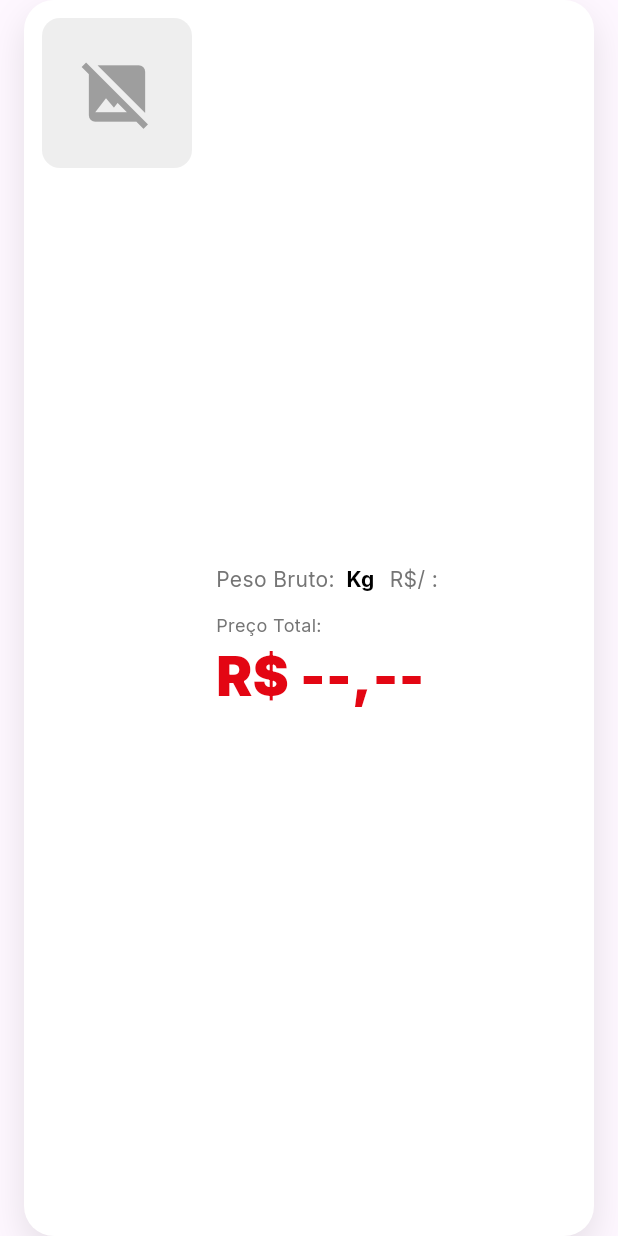
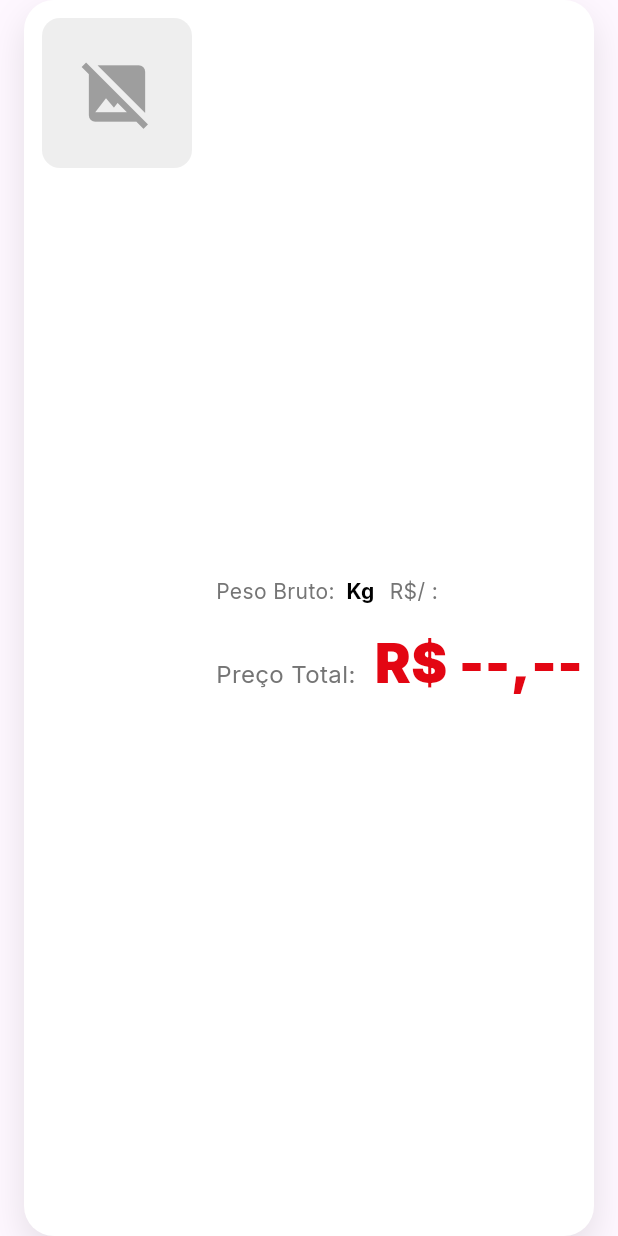
Before and after one commit to Rodrigo80221/flutter-projects, a Flutter app: the ProductCard widget shown alone on an empty page, opened directly with empty values, on a phone screen of 412 x 824 dp. Run offline on Flutter 3.47's test engine with Material 3 defaults, Android fonts, the light colour scheme and no system bars; our stand-ins replace animate_do, google_fonts, video_player; missing offline and left inert: window_manager; network calls fail.

Commit message:
adjusts in label position of the producto on promotion for take up less space

```diff
--- a/QrCodeScanTV/lib/widgets/product_card.dart
+++ b/QrCodeScanTV/lib/widgets/product_card.dart
@@ -140,23 +140,21 @@ class ProductCard extends StatelessWidget {
                 ),
                 const SizedBox(height: 12),
                 if (isPromo && fromPriceDisplay != null)
-                  Column(
-                    crossAxisAlignment: CrossAxisAlignment.start,
+                  Row(
+                    crossAxisAlignment: CrossAxisAlignment.baseline,
+                    textBaseline: TextBaseline.alphabetic,
                     children: [
-                      Row(
-                        children: [
-                          Text('De ', style: GoogleFonts.inter(fontSize: 12, color: Colors.grey[600])),
+                      Text('De ', style: GoogleFonts.inter(fontSize: 14, color: Colors.grey[600])),
                       Text(
                         fromPriceDisplay,
                         style: GoogleFonts.inter(
-                              fontSize: 12,
+                          fontSize: 14,
                           color: Colors.grey[500],
                           decoration: TextDecoration.lineThrough,
                         ),
                       ),
-                          Text(' por', style: GoogleFonts.inter(fontSize: 12, color: Colors.grey[600])),
-                        ],
-                      ),
+                      Text(' por ', style: GoogleFonts.inter(fontSize: 14, color: Colors.grey[600])),
+                      const SizedBox(width: 8),
                       Text(
                         mainPriceDisplay,
                         style: GoogleFonts.inter(
@@ -168,13 +166,15 @@ class ProductCard extends StatelessWidget {
                     ],
                   )
                 else
-                  Column(
-                    crossAxisAlignment: CrossAxisAlignment.start,
+                  Row(
+                    crossAxisAlignment: CrossAxisAlignment.baseline,
+                    textBaseline: TextBaseline.alphabetic,
                     children: [
                        Text(
-                        'Preço Total:',
-                        style: GoogleFonts.inter(fontSize: 12, color: Colors.grey[600]),
+                        'Preço Total: ',
+                        style: GoogleFonts.inter(fontSize: 16, color: Colors.grey[600]),
                       ),
+                      const SizedBox(width: 8),
                       Text(
                         mainPriceDisplay,
                         style: GoogleFonts.inter(
```
Lines whose indentation alone changed are shown as unchanged.
